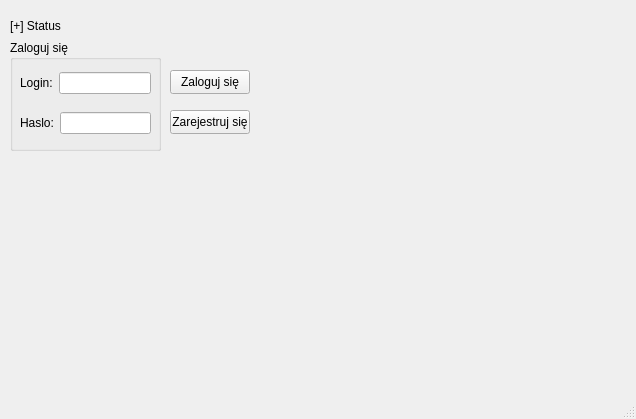
dawib19992/HotelParadiseProjekt, file mainwindow.ui: the form before one commit.
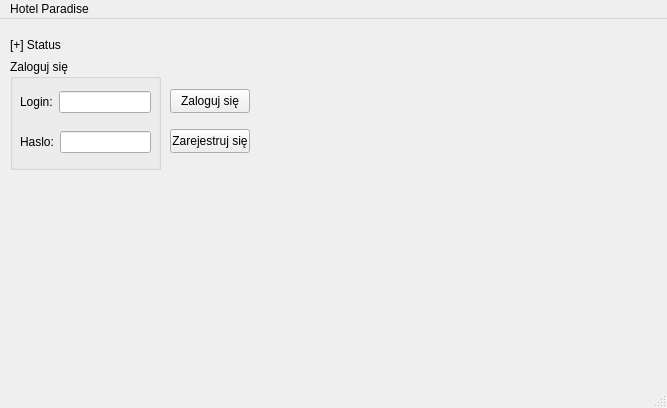
The form after the commit.

Patch:
```diff
--- a/mainwindow.ui
+++ b/mainwindow.ui
@@ -6,8 +6,8 @@
    <rect>
     <x>0</x>
     <y>0</y>
-    <width>636</width>
-    <height>419</height>
+    <width>667</width>
+    <height>408</height>
    </rect>
   </property>
   <property name="windowTitle">
@@ -39,7 +39,7 @@
     <property name="title">
      <string>Zaloguj się</string>
     </property>
-    <widget class="QWidget" name="">
+    <widget class="QWidget" name="layoutWidget">
      <property name="geometry">
       <rect>
        <x>10</x>
@@ -61,7 +61,7 @@
       </item>
      </layout>
     </widget>
-    <widget class="QWidget" name="">
+    <widget class="QWidget" name="layoutWidget">
      <property name="geometry">
       <rect>
        <x>10</x>
@@ -129,10 +129,16 @@
     <rect>
      <x>0</x>
      <y>0</y>
-     <width>636</width>
+     <width>667</width>
      <height>21</height>
     </rect>
    </property>
+   <widget class="QMenu" name="menuHotel_Paradise">
+    <property name="title">
+     <string>Hotel Paradise</string>
+    </property>
+   </widget>
+   <addaction name="menuHotel_Paradise"/>
   </widget>
   <widget class="QStatusBar" name="statusbar"/>
  </widget>
```
